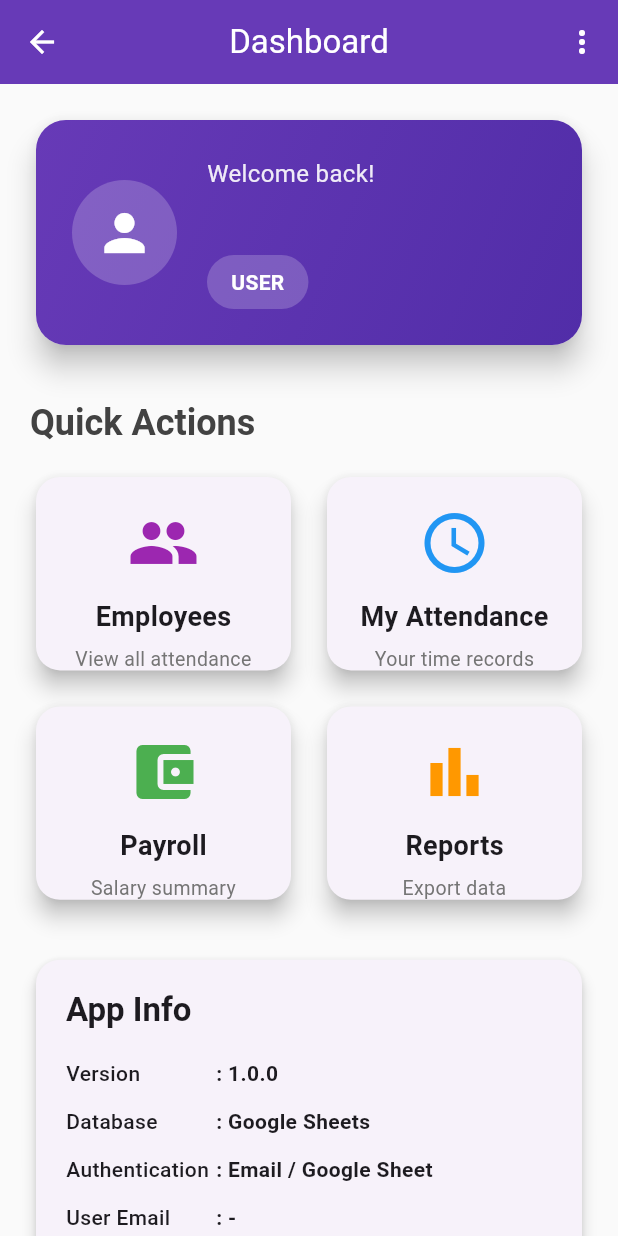
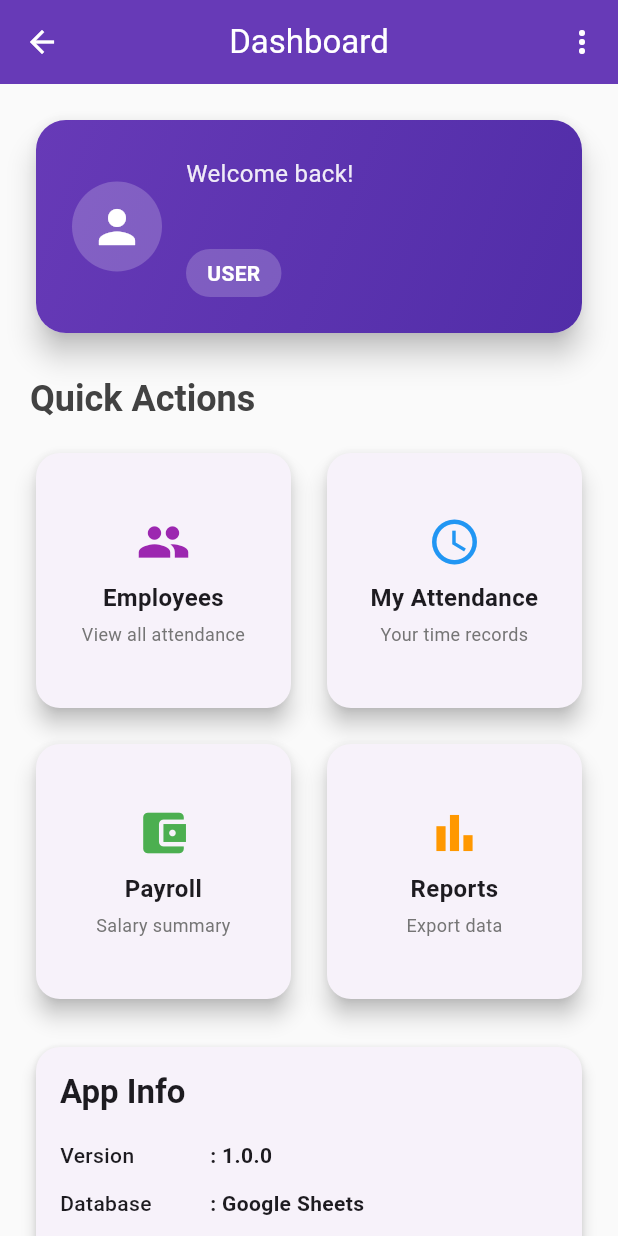
Before and after one commit to ferdyasino/attendance-payroll-app, a Flutter app: the DashboardScreen screen opened by its route, on a phone screen of 412 x 824 dp. Run offline on Flutter 3.47's test engine with Material 3 defaults, Android fonts, the phone set to English and light mode, and no system bars; our stand-ins replace firebase_core, google_sign_in; accounts and stored records are empty.

Commit message:
fixed pixel overflow

```diff
--- a/lib/screens/dashboard_screen.dart
+++ b/lib/screens/dashboard_screen.dart
@@ -72,7 +72,9 @@ class _DashboardScreenState extends State<DashboardScreen> {
         ],
       ),
       body: SafeArea(
-        child: SingleChildScrollView(
+        child: LayoutBuilder(
+          builder: (context, constraints) {
+            return SingleChildScrollView(
               padding: const EdgeInsets.all(20),
               child: Column(
                 crossAxisAlignment: CrossAxisAlignment.start,
@@ -94,38 +96,42 @@ class _DashboardScreenState extends State<DashboardScreen> {
                       child: Row(
                         children: [
                           CircleAvatar(
-                        radius: 35,
+                            radius: 30,
                             backgroundColor: Colors.white.withOpacity(0.2),
-                        child: const Icon(Icons.person, size: 40, color: Colors.white),
+                            child: const Icon(Icons.person, size: 36, color: Colors.white),
                           ),
-                      const SizedBox(width: 20),
+                          const SizedBox(width: 16),
                           Expanded(
                             child: Column(
                               crossAxisAlignment: CrossAxisAlignment.start,
                               children: [
                                 Text(
                                   "Welcome back!",
-                              style: TextStyle(color: Colors.white.withOpacity(0.9), fontSize: 16),
+                                  style: TextStyle(
+                                    color: Colors.white.withOpacity(0.9),
+                                    fontSize: 16,
+                                  ),
                                 ),
                                 const SizedBox(height: 4),
                                 Text(
                                   _userEmail,
                                   style: const TextStyle(
                                     color: Colors.white,
-                                fontSize: 22,
+                                    fontSize: 20,
                                     fontWeight: FontWeight.bold,
                                   ),
                                 ),
-                            const SizedBox(height: 8),
+                                const SizedBox(height: 6),
                                 Container(
-                              padding: const EdgeInsets.symmetric(horizontal: 16, vertical: 8),
+                                  padding: const EdgeInsets.symmetric(horizontal: 14, vertical: 6),
                                   decoration: BoxDecoration(
                                     color: Colors.white.withOpacity(0.2),
                                     borderRadius: BorderRadius.circular(20),
                                   ),
                                   child: Text(
                                     _userRole,
-                                style: const TextStyle(color: Colors.white, fontWeight: FontWeight.bold),
+                                    style: const TextStyle(
+                                        color: Colors.white, fontWeight: FontWeight.bold),
                                   ),
                                 ),
                               ],
@@ -135,7 +141,7 @@ class _DashboardScreenState extends State<DashboardScreen> {
                       ),
                     ),
                   ),
-              const SizedBox(height: 32),
+                  const SizedBox(height: 24),
 
                   // Quick Actions Title
                   Text(
@@ -154,7 +160,7 @@ class _DashboardScreenState extends State<DashboardScreen> {
                     crossAxisCount: 2,
                     crossAxisSpacing: 16,
                     mainAxisSpacing: 16,
-                childAspectRatio: 1.3,
+                    childAspectRatio: 1,
                     children: [
                       _buildActionCard(
                         context,
@@ -207,20 +213,23 @@ class _DashboardScreenState extends State<DashboardScreen> {
                       ),
                     ],
                   ),
-              const SizedBox(height: 32),
+                  const SizedBox(height: 24),
 
                   // Info Card
                   Card(
                     elevation: 4,
                     shape: RoundedRectangleBorder(borderRadius: BorderRadius.circular(16)),
                     child: Padding(
-                  padding: const EdgeInsets.all(20),
+                      padding: const EdgeInsets.all(16),
                       child: Column(
                         crossAxisAlignment: CrossAxisAlignment.start,
                         children: [
                           Text(
                             "App Info",
-                        style: Theme.of(context).textTheme.titleLarge?.copyWith(fontWeight: FontWeight.bold),
+                            style: Theme.of(context)
+                                .textTheme
+                                .titleLarge
+                                ?.copyWith(fontWeight: FontWeight.bold),
                           ),
                           const SizedBox(height: 12),
                           _buildInfoRow("Version", "1.0.0"),
@@ -232,8 +241,11 @@ class _DashboardScreenState extends State<DashboardScreen> {
                       ),
                     ),
                   ),
+                  const SizedBox(height: 16),
                 ],
               ),
+            );
+          },
         ),
       ),
     );
@@ -254,15 +266,27 @@ class _DashboardScreenState extends State<DashboardScreen> {
         borderRadius: BorderRadius.circular(16),
         onTap: onTap,
         child: Padding(
-          padding: const EdgeInsets.all(20),
+          padding: const EdgeInsets.all(12),
           child: Column(
             mainAxisAlignment: MainAxisAlignment.center,
             children: [
-              Icon(icon, size: 48, color: color),
-              const SizedBox(height: 12),
-              Text(title, style: const TextStyle(fontSize: 18, fontWeight: FontWeight.bold)),
-              const SizedBox(height: 6),
-              Text(subtitle, style: TextStyle(color: Colors.grey[600], fontSize: 13), textAlign: TextAlign.center),
+              Icon(icon, size: 36, color: color),
+              const SizedBox(height: 8),
+              Flexible(
+                child: Text(
+                  title,
+                  style: const TextStyle(fontSize: 16, fontWeight: FontWeight.bold),
+                  textAlign: TextAlign.center,
+                ),
+              ),
+              const SizedBox(height: 4),
+              Flexible(
+                child: Text(
+                  subtitle,
+                  style: TextStyle(color: Colors.grey[600], fontSize: 12),
+                  textAlign: TextAlign.center,
+                ),
+              ),
             ],
           ),
         ),
@@ -276,7 +300,7 @@ class _DashboardScreenState extends State<DashboardScreen> {
       child: Row(
         children: [
           SizedBox(width: 100, child: Text(label, style: const TextStyle(fontWeight: FontWeight.w500))),
-          Text(": $value", style: const TextStyle(fontWeight: FontWeight.w600)),
+          Expanded(child: Text(": $value", style: const TextStyle(fontWeight: FontWeight.w600))),
         ],
       ),
     );
```
Also changed, not shown: lib/screens/login_screen.dart (line endings or trailing spaces). Lines whose indentation alone changed are shown as unchanged.
